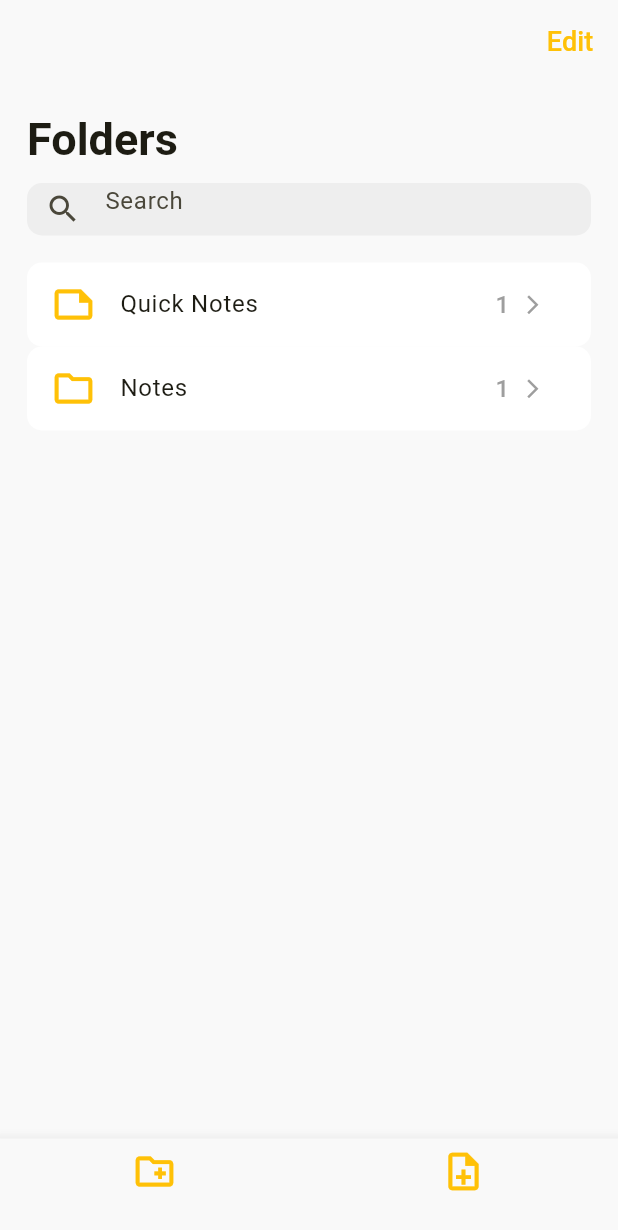
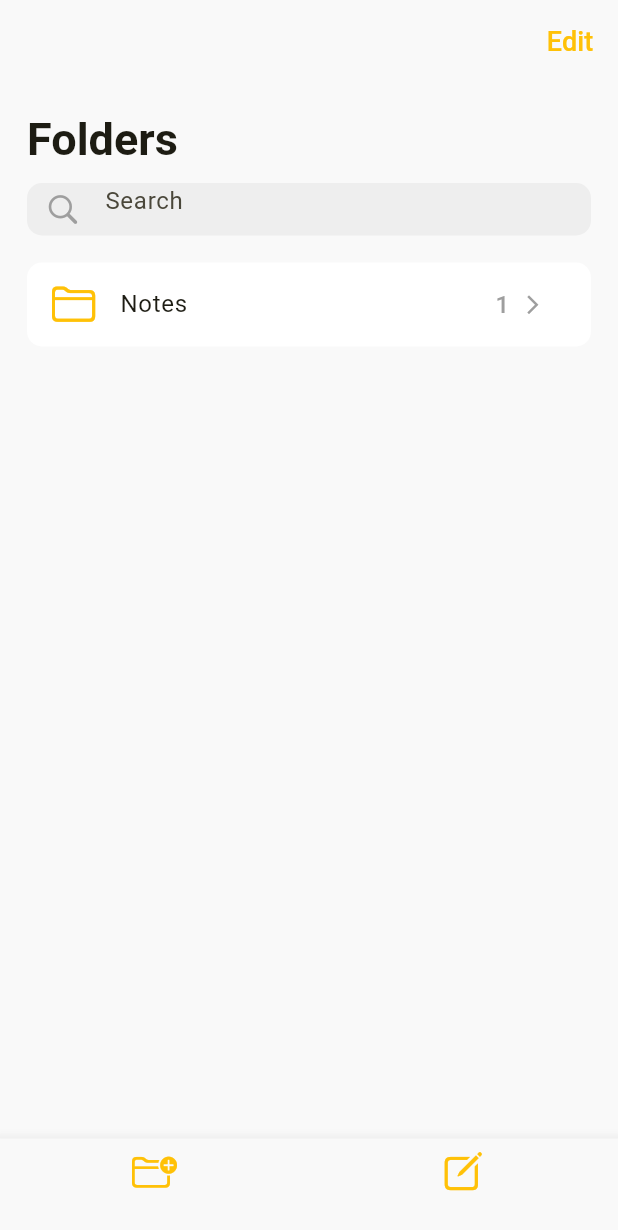
Before and after one commit to raokaif/notes-app, a Flutter app: the screen it shows after launch, on a phone screen of 412 x 824 dp. Shown: the top 1230 px of the screen. Run offline on Flutter 3.47's test engine with Material 3 defaults, Android fonts, the phone set to English and light mode, and no system bars.

Commit message:
some changes

```diff
--- a/lib/home_page.dart
+++ b/lib/home_page.dart
@@ -1,3 +1,4 @@
+import 'package:flutter/cupertino.dart';
 import 'package:flutter/material.dart';
 
 class HomePage extends StatelessWidget {
@@ -31,7 +32,7 @@ class HomePage extends StatelessWidget {
                   fillColor: Colors.grey[200],
 
                   hintText: 'Search',
-                  prefixIcon: Icon(Icons.search),
+                  prefixIcon: Icon(CupertinoIcons.search, color: Colors.grey),
                   border: OutlineInputBorder(
                     borderRadius: BorderRadius.all(Radius.circular(10)),
                     borderSide: BorderSide.none,
@@ -40,6 +41,7 @@ class HomePage extends StatelessWidget {
               ),
             ),
             SizedBox(height: 18),
+
             GestureDetector(
               onTap: () {},
               child: ListTile(
@@ -49,40 +51,7 @@ class HomePage extends StatelessWidget {
                 tileColor: Colors.white,
 
                 leading: Icon(
-                  Icons.note_outlined,
-                  color: Theme.of(context).primaryColor,
-                  size: 30,
-                ),
-                title: Text('Quick Notes'),
-                trailing: SizedBox(
-                  width: 40,
-                  child: Row(
-                    children: [
-                      Text(
-                        '1',
-                        style: TextStyle(fontSize: 16, color: Colors.grey),
-                      ),
-                      SizedBox(width: 8),
-                      Icon(
-                        Icons.arrow_forward_ios,
-                        size: 15,
-                        color: Colors.grey,
-                      ),
-                    ],
-                  ),
-                ),
-              ),
-            ),
-            GestureDetector(
-              onTap: () {},
-              child: ListTile(
-                shape: RoundedRectangleBorder(
-                  borderRadius: BorderRadius.circular(10),
-                ),
-                tileColor: Colors.white,
-
-                leading: Icon(
-                  Icons.folder_outlined,
+                  CupertinoIcons.folder,
                   color: Theme.of(context).primaryColor,
                   size: 30,
                 ),
@@ -115,7 +84,7 @@ class HomePage extends StatelessWidget {
           BottomNavigationBarItem(
             tooltip: 'Add folder',
             icon: Icon(
-              Icons.create_new_folder_outlined,
+              CupertinoIcons.folder_badge_plus,
               color: Theme.of(context).primaryColor,
               size: 30,
             ),
@@ -124,7 +93,7 @@ class HomePage extends StatelessWidget {
           BottomNavigationBarItem(
             tooltip: 'Add notes',
             icon: Icon(
-              Icons.note_add_outlined,
+              CupertinoIcons.square_pencil,
               color: Theme.of(context).primaryColor,
               size: 30,
             ),
```
